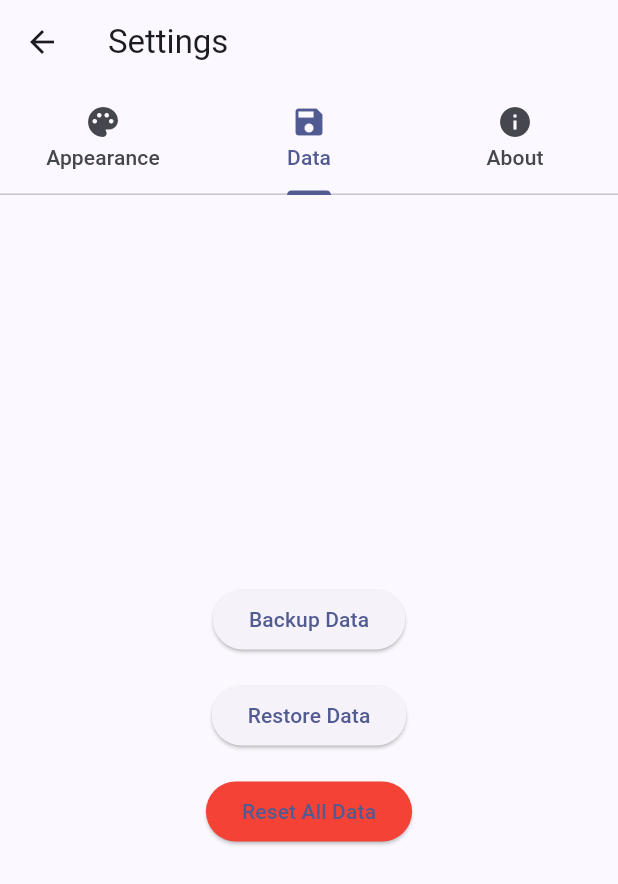
After one commit to phnthnhnm/evc, a Flutter app: the SettingsScreen screen opened directly, tab 2 chosen, after a tap on "Restore Data", on a phone screen of 412 x 824 dp. The commit adds this screen. Shown: the top 884 px of the screen. Run offline on Flutter 3.47's test engine with Material 3 defaults, Android fonts, the phone set to English and light mode, and no system bars; our stand-ins replace file_picker, package_info_plus, shared_preferences; accounts and stored records are empty.

Commit message:
feat: add data tab

```diff
--- a/lib/main.dart
+++ b/lib/main.dart
@@ -5,6 +5,7 @@ import 'screens/character_list_screen.dart';
 import 'utils/theme_provider.dart';
 
 void main() {
+  WidgetsFlutterBinding.ensureInitialized();
   runApp(const EchoValueCalcApp());
 }
 
--- /dev/null
+++ b/lib/screens/settings/data_tab.dart
@@ -0,0 +1,139 @@
+import 'dart:convert';
+import 'dart:io';
+
+import 'package:file_picker/file_picker.dart';
+import 'package:flutter/material.dart';
+import 'package:shared_preferences/shared_preferences.dart';
+
+import '../../utils/toast_utils.dart';
+
+class DataTab extends StatefulWidget {
+  const DataTab({super.key});
+
+  @override
+  State<DataTab> createState() => _DataTabState();
+}
+
+class _DataTabState extends State<DataTab> {
+  Future<void> _backupData() async {
+    final prefs = await SharedPreferences.getInstance();
+    final keys = prefs.getKeys();
+    final Map<String, dynamic> data = {};
+    for (var key in keys) {
+      data[key] = prefs.get(key);
+    }
+    final jsonString = jsonEncode(data);
+    String? selectedDirectory = await FilePicker.platform.getDirectoryPath(
+      dialogTitle: 'Select folder to save backup',
+    );
+    if (selectedDirectory != null) {
+      final now = DateTime.now();
+      final formatted =
+          '${now.year.toString().padLeft(4, '0')}'
+          '${now.month.toString().padLeft(2, '0')}'
+          '${now.day.toString().padLeft(2, '0')}'
+          '${now.hour.toString().padLeft(2, '0')}'
+          '${now.minute.toString().padLeft(2, '0')}'
+          '${now.second.toString().padLeft(2, '0')}';
+      final filename = 'evc_backup_$formatted.json';
+      final file = File('$selectedDirectory/$filename');
+      await file.writeAsString(jsonString);
+      if (mounted) {
+        showTopRightToast(context, 'Backup saved as $filename');
+      }
+    }
+  }
+
+  Future<void> _restoreData() async {
+    final prefs = await SharedPreferences.getInstance();
+    FilePickerResult? result = await FilePicker.platform.pickFiles(
+      dialogTitle: 'Select backup JSON file',
+      type: FileType.custom,
+      allowedExtensions: ['json'],
+    );
+    if (result != null && result.files.single.path != null) {
+      final file = File(result.files.single.path!);
+      final inputJson = await file.readAsString();
+      try {
+        final Map<String, dynamic> data = jsonDecode(inputJson);
+        for (var entry in data.entries) {
+          final key = entry.key;
+          final value = entry.value;
+          if (value is bool) {
+            await prefs.setBool(key, value);
+          } else if (value is int) {
+            await prefs.setInt(key, value);
+          } else if (value is double) {
+            await prefs.setDouble(key, value);
+          } else if (value is String) {
+            await prefs.setString(key, value);
+          } else if (value is List) {
+            await prefs.setStringList(key, List<String>.from(value));
+          }
+        }
+        if (mounted) {
+          showTopRightToast(context, 'Data restored!');
+        }
+      } catch (e) {
+        if (mounted) {
+          showTopRightToast(context, 'Invalid backup data');
+        }
+      }
+    }
+  }
+
+  Future<void> _resetData() async {
+    final confirmed = await showDialog<bool>(
+      context: context,
+      builder: (ctx) => AlertDialog(
+        title: const Text('Confirm Reset'),
+        content: const Text(
+          'Are you sure you want to reset all data? This cannot be undone.',
+        ),
+        actions: [
+          TextButton(
+            onPressed: () => Navigator.of(ctx).pop(false),
+            child: const Text('Cancel'),
+          ),
+          TextButton(
+            onPressed: () => Navigator.of(ctx).pop(true),
+            child: const Text('Reset', style: TextStyle(color: Colors.red)),
+          ),
+        ],
+      ),
+    );
+    if (confirmed == true) {
+      final prefs = await SharedPreferences.getInstance();
+      await prefs.clear();
+      if (mounted) {
+        showTopRightToast(context, 'All data has been reset');
+      }
+    }
+  }
+
+  @override
+  Widget build(BuildContext context) {
+    return Center(
+      child: Column(
+        mainAxisAlignment: MainAxisAlignment.center,
+        children: [
+          ElevatedButton(
+            onPressed: _backupData,
+            child: const Text('Backup Data'),
+          ),
+          const SizedBox(height: 16),
+          ElevatedButton(
+            onPressed: _restoreData,
+            child: const Text('Restore Data'),
+          ),
+          const SizedBox(height: 16),
+          ElevatedButton(
+            style: ElevatedButton.styleFrom(backgroundColor: Colors.red),
+            onPressed: _resetData,
+            child: const Text('Reset All Data'),
+          ),
+        ],
+      ),
+    );
+  }
+}
--- a/lib/screens/settings/settings_screen.dart
+++ b/lib/screens/settings/settings_screen.dart
@@ -2,6 +2,7 @@ import 'package:flutter/material.dart';
 
 import 'about_tab.dart';
 import 'appearance_tab.dart';
+import 'data_tab.dart';
 
 class SettingsScreen extends StatelessWidget {
   const SettingsScreen({super.key});
@@ -9,18 +10,21 @@ class SettingsScreen extends StatelessWidget {
   @override
   Widget build(BuildContext context) {
     return DefaultTabController(
-      length: 2,
+      length: 3,
       child: Scaffold(
         appBar: AppBar(
           title: const Text('Settings'),
           bottom: const TabBar(
             tabs: [
               Tab(text: 'Appearance', icon: Icon(Icons.palette)),
+              Tab(text: 'Data', icon: Icon(Icons.save)),
               Tab(text: 'About', icon: Icon(Icons.info)),
             ],
           ),
         ),
-        body: const TabBarView(children: [AppearanceTab(), AboutTab()]),
+        body: TabBarView(
+          children: [const AppearanceTab(), DataTab(), const AboutTab()],
+        ),
       ),
     );
   }
--- a/pubspec.yaml
+++ b/pubspec.yaml
@@ -16,6 +16,7 @@ dependencies:
   url_launcher: ^6.3.2
   package_info_plus: ^9.0.0
   provider: ^6.1.5+1
+  file_picker: ^10.3.3
 
 dev_dependencies:
   flutter_test:
```
Also changed, not shown: pubspec.lock, 1 other file.
